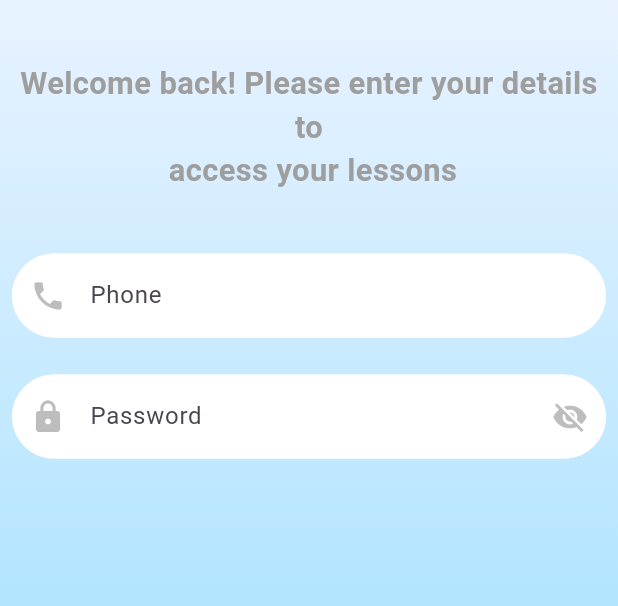
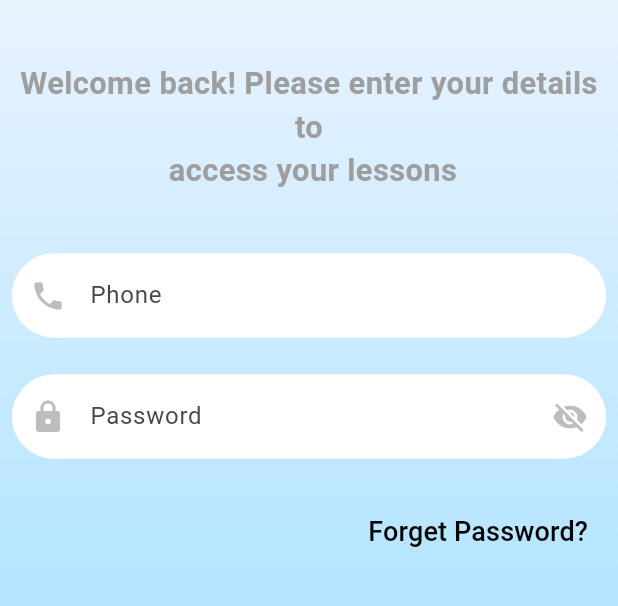
Before and after one commit to kareemToson/center, a Flutter app: the screen it shows after launch, on a phone screen of 412 x 824 dp, the part 62-668 px from its top. Run offline on Flutter 3.47's test engine with Material 3 defaults, Android fonts, the phone set to English and light mode, and no system bars; our stand-ins replace flutter_localization.

Commit message:
feat(auth): add forget password button on sign-in screen
- Introduced new localization key 'forget_password' in en and ar languages
- Added static constant for forgetPassword in AppLocale class
- Implemented forget password TextButton aligned to the right below password field
- Styled forget password text with black color and 18 font size
- Prepared UI for future functionality of forget password action

```diff
--- a/lib/core/localization/app_locale.dart
+++ b/lib/core/localization/app_locale.dart
@@ -21,6 +21,7 @@ class AppLocale {
   // Input field related strings
   static const String phone = 'phone';
   static const String password = 'password';
+  static const String forgetPassword = 'forget_password';
 
   static Future<Map<String, dynamic>> loadLocale(String localeCode) async {
     String jsonString = await rootBundle.loadString(
--- a/lib/core/localization/ar.json
+++ b/lib/core/localization/ar.json
@@ -10,5 +10,6 @@
   "welcome_centerix": " سنتريكس يرحب بكم",
   "welcome_back_details": "مرحباً بعودتك! يرجى إدخال تفاصيلك للوصول إلى دروسك",
   "phone": "الهاتف",
-  "password": "كلمة المرور"
+  "password": "كلمة المرور",
+  "forget_password": "هل نسيت كلمة المرور؟"
 }
--- a/lib/core/localization/en.json
+++ b/lib/core/localization/en.json
@@ -10,5 +10,6 @@
   "welcome_centerix": "Centerix Welcomes You",
   "welcome_back_details": "Welcome back! Please enter your details to \n access your lessons",
   "phone": "Phone",
-  "password": "Password"
+  "password": "Password",
+  "forget_password": "Forget Password?"
 }
--- a/lib/features/auth/sign-in/sign_in_screen.dart
+++ b/lib/features/auth/sign-in/sign_in_screen.dart
@@ -71,6 +71,21 @@ class _SignInScreenState extends State<SignInScreen> {
                     controller: passwordController,
                     isPassword: true,
                   ),
+                  SizedBox(height: context.heightPercent(3)),
+                  //forget password button
+                  Align(
+                    alignment: Alignment.centerRight,
+                    child: TextButton(
+                      onPressed: () {},
+                      child: Text(
+                        AppLocale.forgetPassword.getString(context),
+                        style: const TextStyle(
+                          color: Colors.black,
+                          fontSize: 18,
+                        ),
+                      ),
+                    ),
+                  ),
                 ],
               ),
             ),
```
